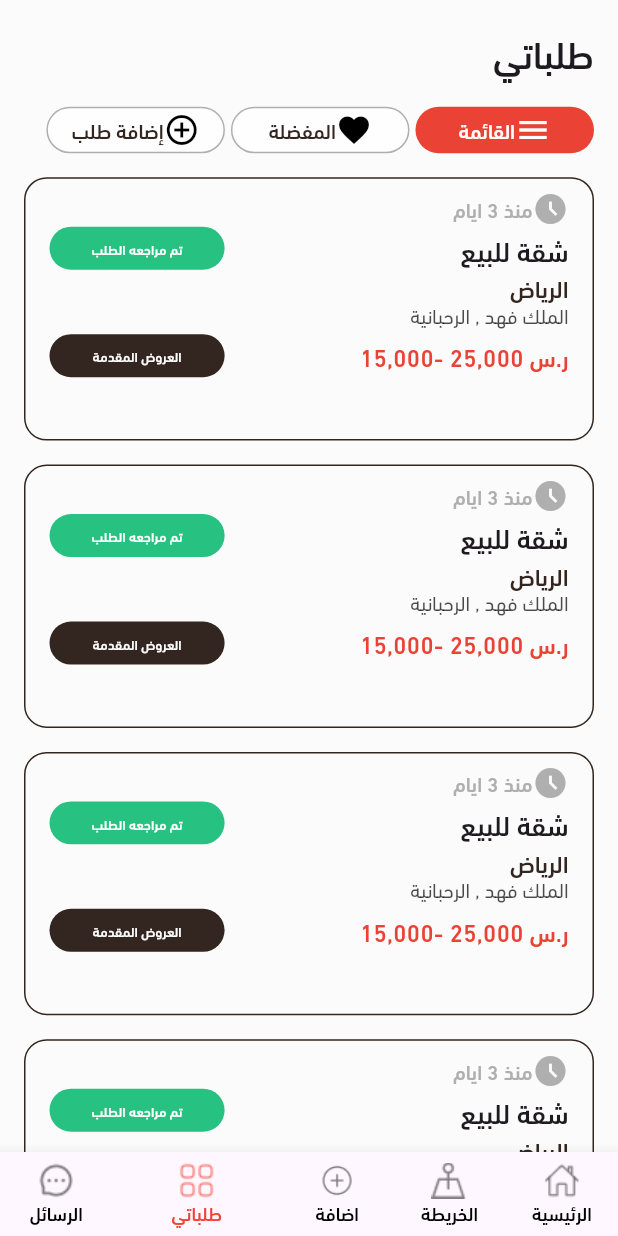
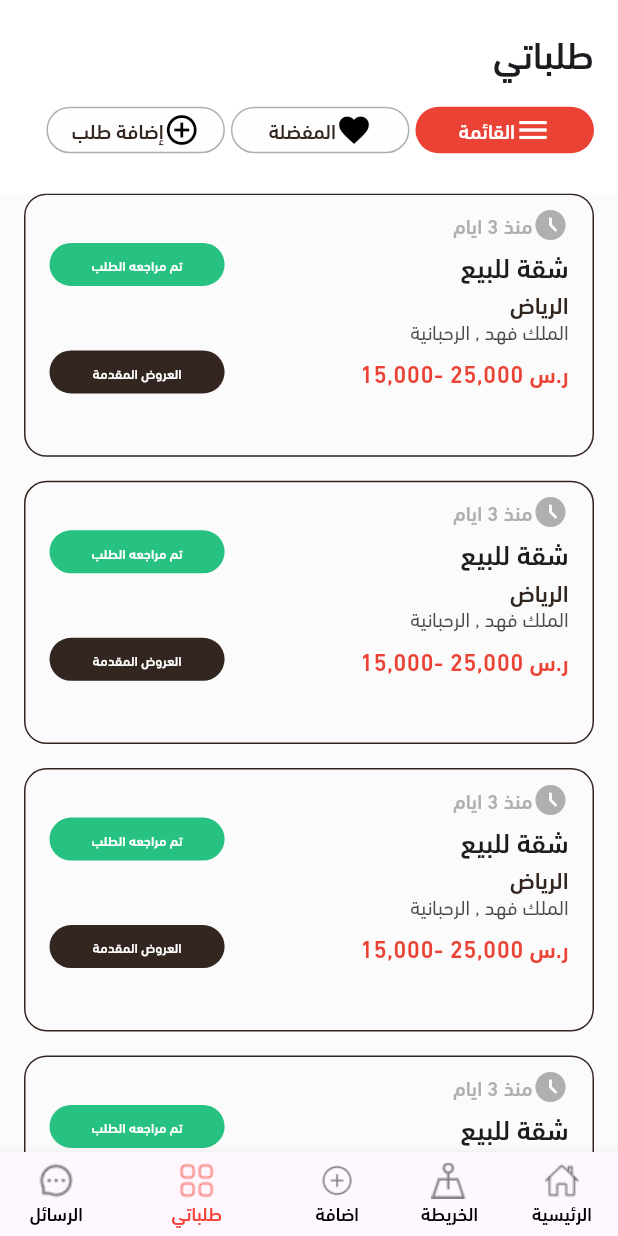
Before and after one commit to basmalahesham/broker, a Flutter app: the screen it shows after launch, item 4 of the bottom bar chosen, on a phone screen of 412 x 824 dp. Run offline on Flutter 3.47's test engine with Material 3 defaults, Android fonts, the phone set to English and light mode, and no system bars; our stand-ins replace carousel_slider, device_preview, dots_indicator, flutter_screenutil.

Commit message:
refactor order_view_body.dart

```diff
--- a/lib/features/orders/presentation/views/widgets/order_view_body.dart
+++ b/lib/features/orders/presentation/views/widgets/order_view_body.dart
@@ -29,9 +29,17 @@ class _OrderViewBodyState extends State<OrderViewBody> {
       physics: const BouncingScrollPhysics(),
       slivers: [
         SliverToBoxAdapter(
+          child: Column(
+            crossAxisAlignment: CrossAxisAlignment.start,
+            children: [
+              Container(
+                width: 375.w,
+                height: 108.h,
+                color: Colors.white,
                 child: Padding(
                   padding: const EdgeInsets.all(16.0),
                   child: Column(
+                    //mainAxisAlignment: MainAxisAlignment.start,
                     crossAxisAlignment: CrossAxisAlignment.start,
                     children: [
                       Text(
@@ -108,6 +116,9 @@ class _OrderViewBodyState extends State<OrderViewBody> {
                   ),
                 ),
               ),
+            ],
+          ),
+        ),
         screenWidgets[selectedIndex],
       ],
     );
```
Lines whose indentation alone changed are shown as unchanged.
